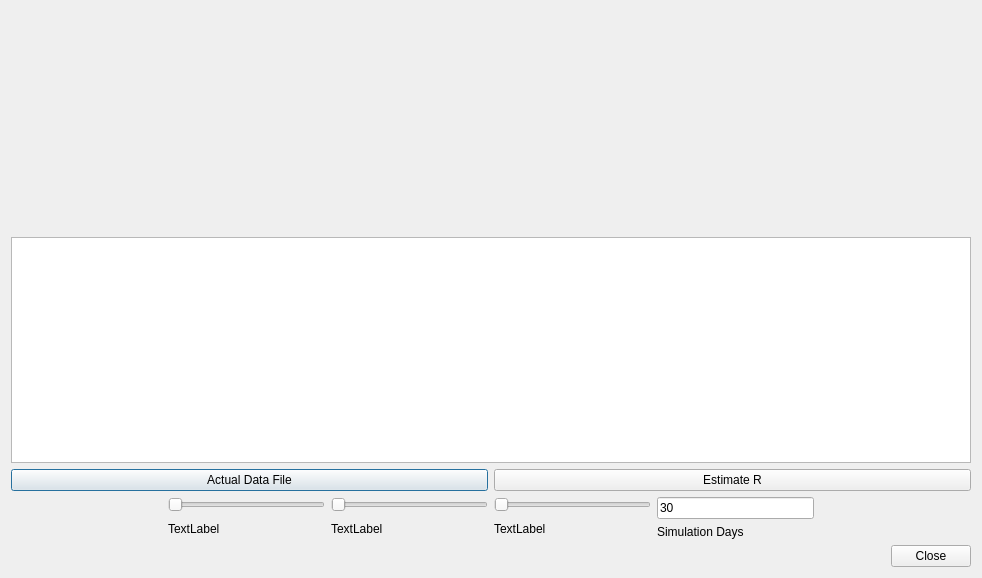
Before: the Qt Designer form CoronaSimulationDialog.ui in mmonem/CoronaEstimation, drawn with Qt 5.
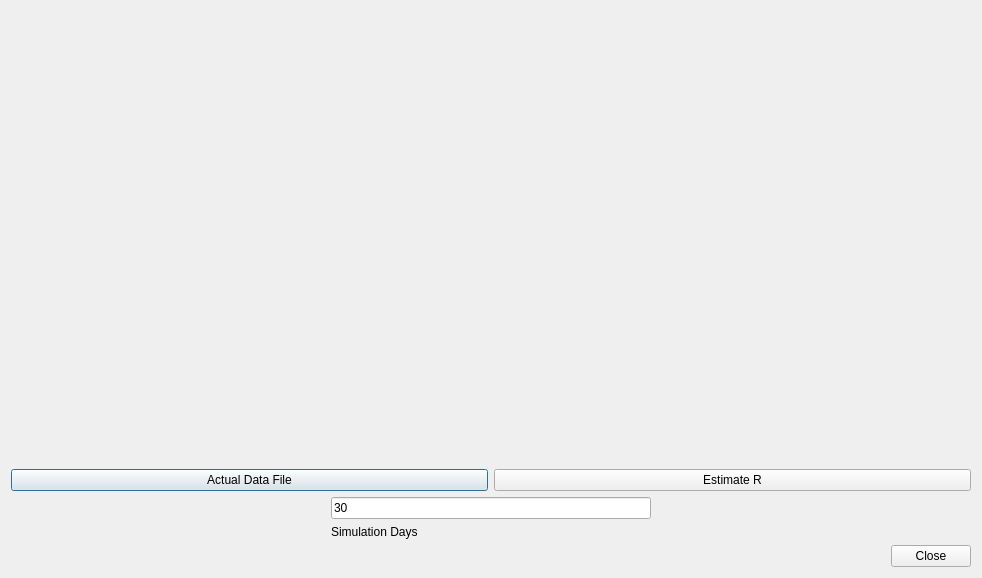
After: the same form once the commit is applied.

Commit message: Removed R table and various slider parameters from UI

```diff
--- a/CoronaSimulationDialog.ui
+++ b/CoronaSimulationDialog.ui
@@ -30,9 +30,6 @@
      </property>
     </spacer>
    </item>
-   <item>
-    <widget class="QTableView" name="tableViewR"/>
-   </item>
    <item>
     <layout class="QHBoxLayout" name="horizontalLayout_2">
      <item>
@@ -66,78 +63,6 @@
        </property>
       </spacer>
      </item>
-     <item>
-      <layout class="QVBoxLayout" name="verticalLayout_2">
-       <property name="rightMargin">
-        <number>0</number>
-       </property>
-       <item>
-        <widget class="QSlider" name="sliderRo">
-         <property name="maximum">
-          <number>1000</number>
-         </property>
-         <property name="orientation">
-          <enum>Qt::Horizontal</enum>
-         </property>
-        </widget>
-       </item>
-       <item>
-        <widget class="QLabel" name="labelRo">
-         <property name="text">
-          <string>TextLabel</string>
-         </property>
-        </widget>
-       </item>
-      </layout>
-     </item>
-     <item>
-      <layout class="QVBoxLayout" name="verticalLayout_3">
-       <property name="rightMargin">
-        <number>0</number>
-       </property>
-       <item>
-        <widget class="QSlider" name="sliderGamma">
-         <property name="maximum">
-          <number>1000</number>
-         </property>
-         <property name="orientation">
-          <enum>Qt::Horizontal</enum>
-         </property>
-        </widget>
-       </item>
-       <item>
-        <widget class="QLabel" name="labelGamma">
-         <property name="text">
-          <string>TextLabel</string>
-         </property>
-        </widget>
-       </item>
-      </layout>
-     </item>
-     <item>
-      <layout class="QVBoxLayout" name="verticalLayout_4">
-       <property name="rightMargin">
-        <number>0</number>
-       </property>
-       <item>
-        <widget class="QSlider" name="sliderBeta">
-         <property name="maximum">
-          <number>1000</number>
-         </property>
-         <property name="orientation">
-          <enum>Qt::Horizontal</enum>
-         </property>
-        </widget>
-       </item>
-       <item>
-        <widget class="QLabel" name="labelBeta">
-         <property name="text">
-          <string>TextLabel</string>
-         </property>
-        </widget>
-       </item>
-      </layout>
-     </item>
      <item>
       <layout class="QVBoxLayout" name="verticalLayout_5">
        <item>
```
The commit also changes 2 other files.
